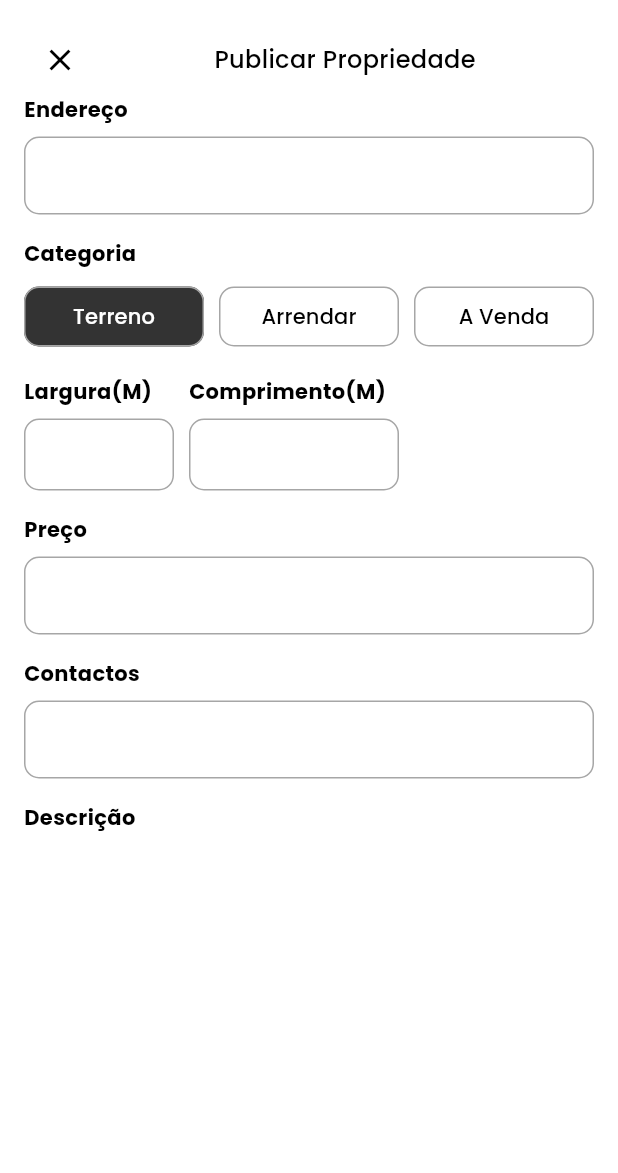
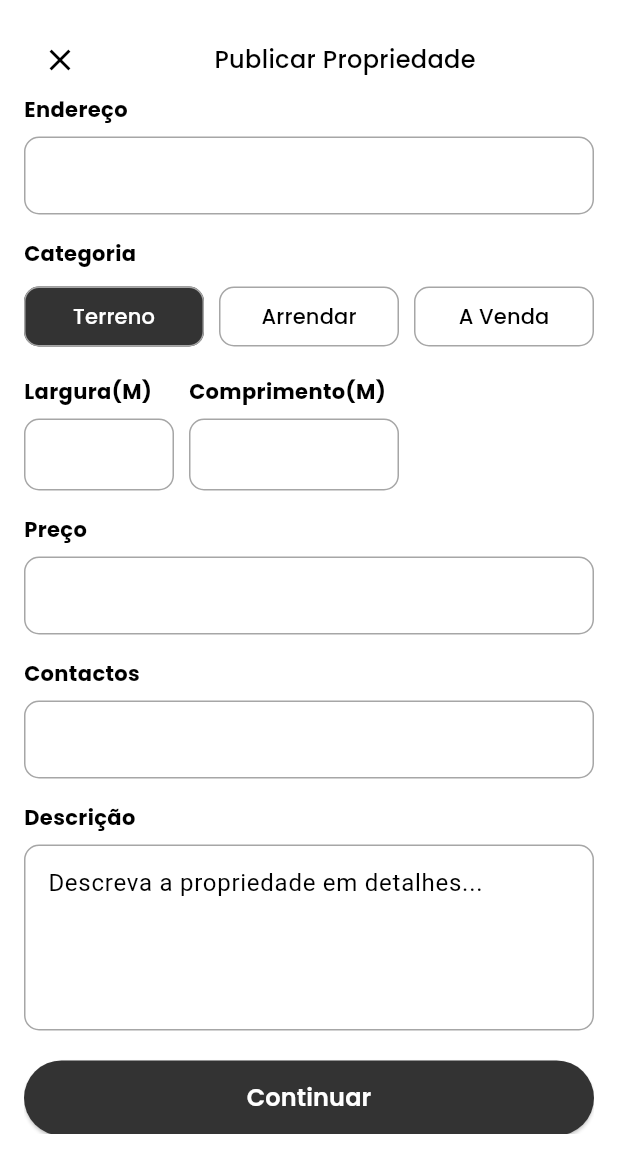
Before and after one commit to SKMphiri/nopin_creative, a Flutter app: the PublishProperty widget shown alone on an empty page, opened directly, scrolled down 277 dp, on a phone screen of 412 x 824 dp. Shown: the top 1173 px of the screen. Run offline on Flutter 3.47's test engine with Material 3 defaults, Android fonts, the phone set to English and light mode, and no system bars; our stand-ins replace equatable, google_fonts, timeago.

Commit message:
Fixed property publishing bottom sheet's height

```diff
--- a/lib/core/shared/widgets/publish_property.dart
+++ b/lib/core/shared/widgets/publish_property.dart
@@ -1,6 +1,7 @@
 import 'package:flutter/material.dart';
 import 'package:google_fonts/google_fonts.dart';
 import 'package:nopin_creative/core/constants/assets.dart';
+import 'package:nopin_creative/features/profile/presentation/views/property_submition_summary.dart';
 
 class PublishProperty extends StatefulWidget {
   const PublishProperty({super.key});
@@ -48,7 +49,7 @@ class _PublishPropertyState extends State<PublishProperty> {
 
     return Container(
       width: double.infinity,
-      height: screenHeight * 0.7,
+      height: screenHeight * 0.94,
       padding: const EdgeInsets.all(16),
       decoration: const BoxDecoration(
         color: Colors.white,
@@ -81,7 +82,7 @@ class _PublishPropertyState extends State<PublishProperty> {
           ),
           // Scrollable Content
           SizedBox(
-            height: screenHeight * 0.7 - 80 - bottomPadding,
+            height: screenHeight * 0.84  - bottomPadding,
             child: SingleChildScrollView(
               physics: const ClampingScrollPhysics(),
               child: Column(
@@ -385,6 +386,19 @@ class _PublishPropertyState extends State<PublishProperty> {
       child: ElevatedButton(
         onPressed: () {
           // Handle form submission
+          showModalBottomSheet(
+            isScrollControlled: true,
+            context: context,
+            shape: const RoundedRectangleBorder(
+              borderRadius: BorderRadius.only(
+                topLeft: Radius.circular(30),
+                topRight: Radius.circular(30),
+              ),
+            ),
+            builder: (context) {
+              return const PropertySubmitionSummary();
+            },
+          );
         },
         style: ElevatedButton.styleFrom(
           backgroundColor: const Color(0xFF333333),
@@ -394,7 +408,7 @@ class _PublishPropertyState extends State<PublishProperty> {
           ),
         ),
         child: Text(
-          "Submeter",
+          "Continuar",
           style: GoogleFonts.poppins(
             color: Colors.white,
             fontWeight: FontWeight.w600,
```
